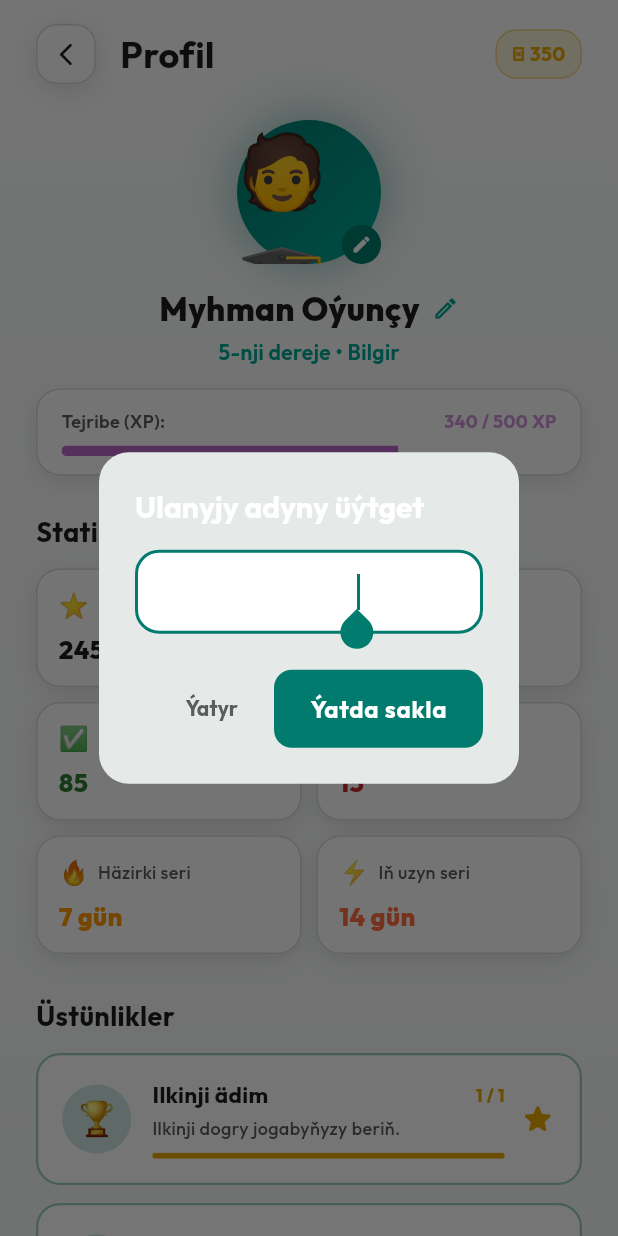
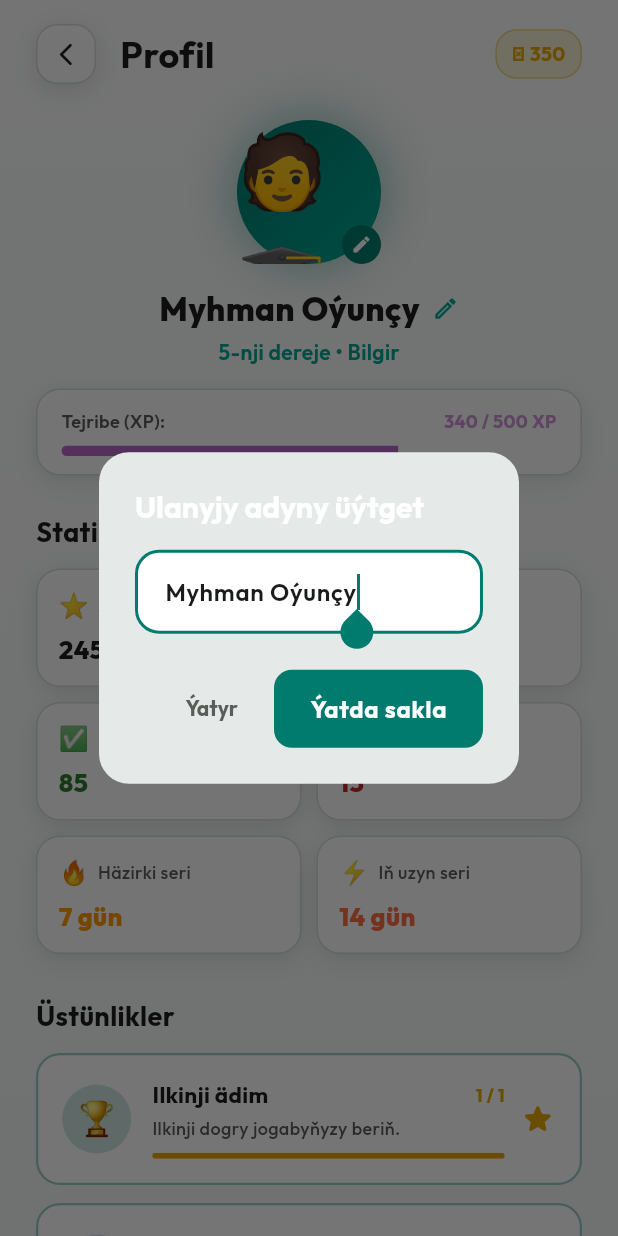
Before and after one commit to mali-ab/payhas, a Flutter app: the screen it shows after launch, item 3 of the bottom bar chosen, after a tap on the "edit" icon, on a phone screen of 412 x 824 dp. Run offline on Flutter 3.47's test engine with Material 3 defaults, Android fonts, the phone set to English and light mode, and no system bars; our stand-ins replace confetti, google_fonts, shared_preferences.

Commit message:
Fix input text contrast

```diff
--- a/lib/screens/game_screen.dart
+++ b/lib/screens/game_screen.dart
@@ -772,7 +772,7 @@
                 controller: _textController,
                 enabled: !game.awaitingContinue,
                 style: const TextStyle(
-                  color: Colors.white,
+                  color: AppTheme.textPrimary,
                   fontSize: 18,
                   fontWeight: FontWeight.w700,
                 ),
--- a/lib/screens/profile_screen.dart
+++ b/lib/screens/profile_screen.dart
@@ -38,7 +38,10 @@
         content: TextField(
           controller: controller,
           autofocus: true,
-          style: const TextStyle(color: Colors.white, fontWeight: FontWeight.w600),
+          style: const TextStyle(
+            color: AppTheme.textPrimary,
+            fontWeight: FontWeight.w600,
+          ),
           decoration: InputDecoration(
             hintText: 'Täze adyňyz...',
             hintStyle: const TextStyle(color: AppTheme.textSecondary),
```
